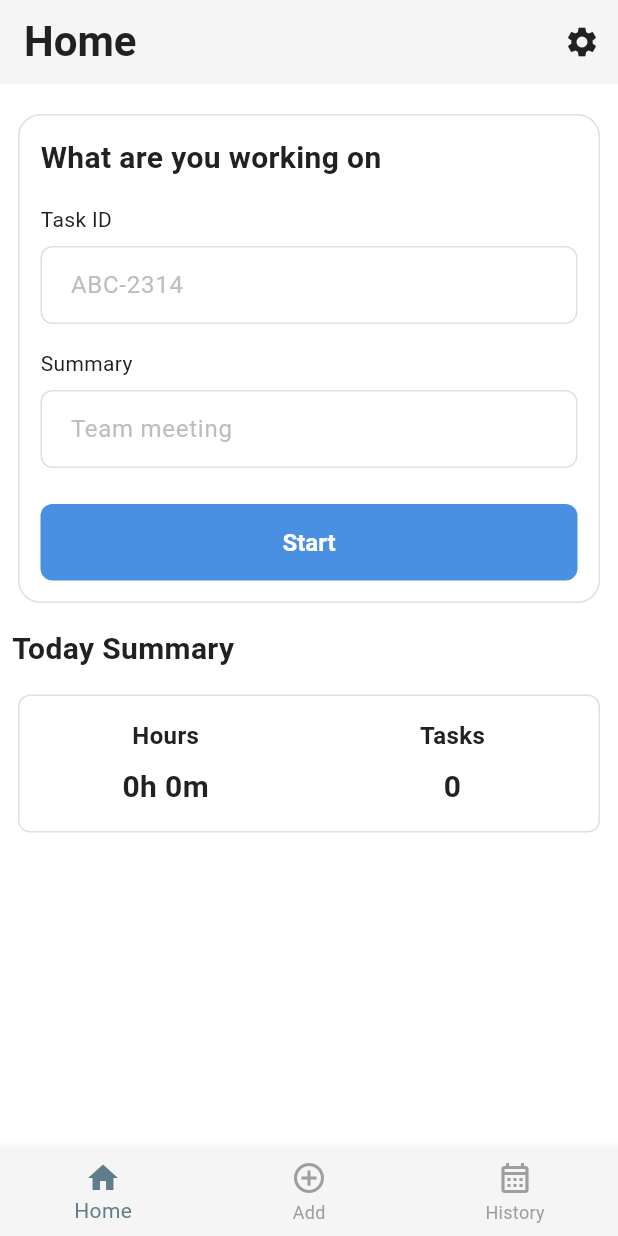
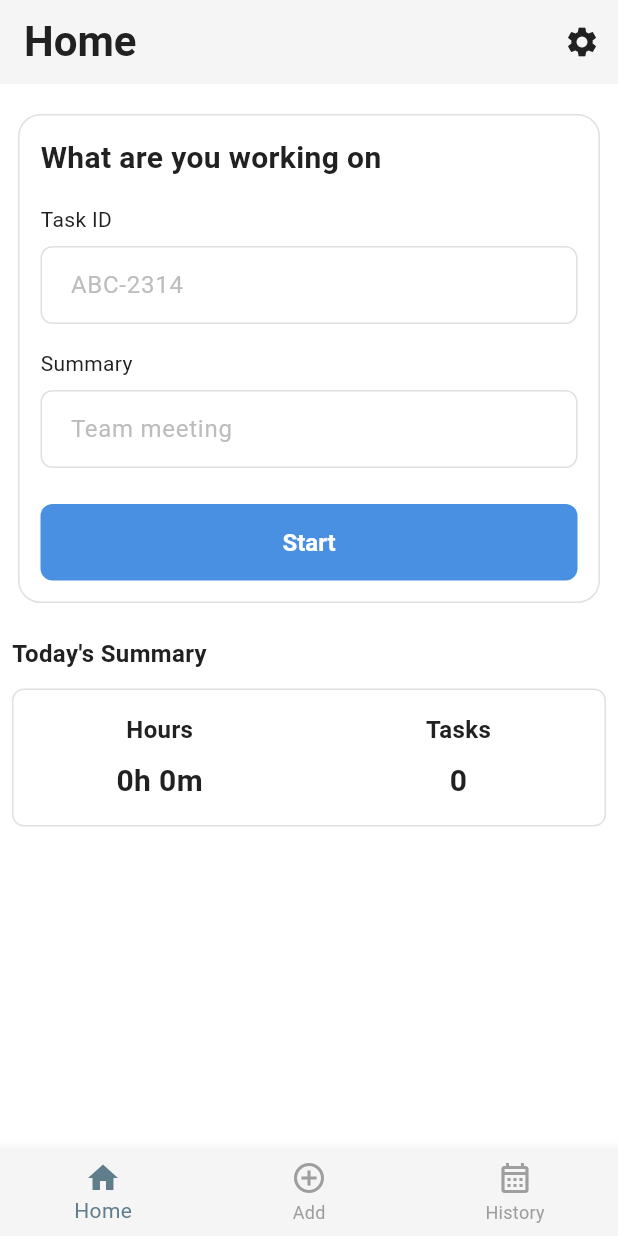
Before and after one commit to AminduSasanka/flutter_time_tracker, a Flutter app: the screen it shows after launch, on a phone screen of 412 x 824 dp. Run offline on Flutter 3.47's test engine with Material 3 defaults, Android fonts, the phone set to English and light mode, and no system bars; our stand-ins replace dio, flutter_riverpod, flutter_secure_storage, go_router, multiple_result, shared_preferences and 1 more; missing offline and left inert: dio_http_formatter; accounts and stored records are empty.

Commit message:
added UI improvments

```diff
--- a/lib/presentation/features/home/screens/home_screen.dart
+++ b/lib/presentation/features/home/screens/home_screen.dart
@@ -40,7 +40,7 @@ class _HomeScreenState extends ConsumerState<HomeScreen> {
             crossAxisAlignment: CrossAxisAlignment.start,
             children: [
               CurrentWorkLogWidget(),
-              SizedBox(height: 12),
+              SizedBox(height: 18),
               TodaySummary(),
             ],
           ),
--- a/lib/presentation/features/home/widgets/today_summary_widget.dart
+++ b/lib/presentation/features/home/widgets/today_summary_widget.dart
@@ -16,9 +16,10 @@ class TodaySummary extends ConsumerWidget {
         return Column(
           crossAxisAlignment: CrossAxisAlignment.start,
           children: [
-            Text('Today Summary', style: TextStyles.title),
+            Text("Today's Summary", style: TextStyles.subTitle),
             SizedBox(height: 12),
             Card(
+              margin: const EdgeInsets.all(0),
               shape: RoundedRectangleBorder(
                 side: const BorderSide(color: Colors.black12, width: 1.0),
                 borderRadius: BorderRadius.circular(8.0),
@@ -73,7 +74,7 @@ class TodaySummary extends ConsumerWidget {
           ],
         );
       },
-      error: (error, stack) => Text('Error: $error'),
+      error: (error, stack) => Text('Error: $error, Stack: $stack '),
       loading: () => Center(child: const CircularProgressIndicator()),
     );
   }
```
